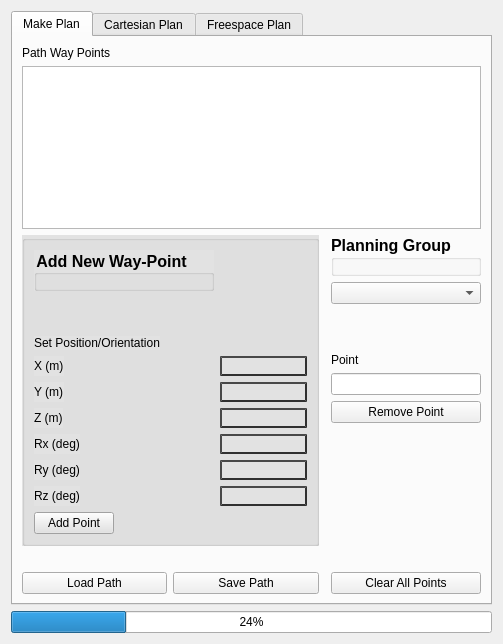
This is moveit_cartesian_plan_plugin/src/widgets/path_planning_widget.ui in peanut-robotics/fermi as Qt 5 draws it before an edit. The edited form follows.
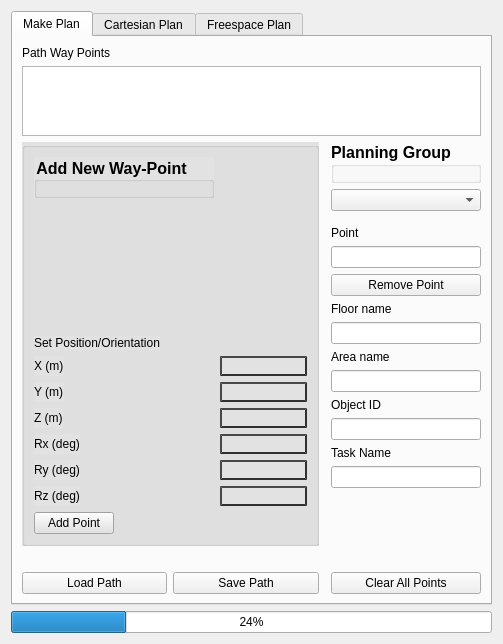
This is the edited form.

Commit message: update loading to be object oriented

```diff
--- a/moveit_cartesian_plan_plugin/src/widgets/path_planning_widget.ui
+++ b/moveit_cartesian_plan_plugin/src/widgets/path_planning_widget.ui
@@ -101,6 +101,46 @@
 										</widget>
 									</item>
 									<item row="10" column="0">
+										<widget class="QLabel" name="floor_name_label">
+											<property name="text">
+												<string>Floor name</string>
+											</property>
+										</widget>
+									</item>
+									<item row="11" column="0">
+										<widget class="QLineEdit" name="floor_name_line_edit"/>
+									</item>
+									<item row="12" column="0">
+										<widget class="QLabel" name="area_name_label">
+											<property name="text">
+												<string>Area name</string>
+											</property>
+										</widget>
+									</item>
+									<item row="13" column="0">
+										<widget class="QLineEdit" name="area_name_line_edit"/>
+									</item>
+									<item row="14" column="0">
+										<widget class="QLabel" name="task_name_label">
+											<property name="text">
+												<string>Object ID</string>
+											</property>
+										</widget>
+									</item>
+									<item row="15" column="0">
+										<widget class="QLineEdit" name="object_id_line_edit"/>
+									</item>
+									<item row="16" column="0">
+										<widget class="QLabel" name="task_name_label">
+											<property name="text">
+												<string>Task Name</string>
+											</property>
+										</widget>
+									</item>
+									<item row="17" column="0">
+										<widget class="QLineEdit" name="task_name_line_edit"/>
+									</item>
+									<item row="18" column="0">
 										<spacer name="verticalSpacer_3">
 											<property name="orientation">
 												<enum>Qt::Vertical</enum>
@@ -113,7 +153,7 @@
 											</property>
 										</spacer>
 									</item>
-									<item row="11" column="0">
+									<item row="19" column="0">
 										<spacer name="verticalSpacer_2">
 											<property name="orientation">
 												<enum>Qt::Vertical</enum>
```
The commit also changes 2 other files.
